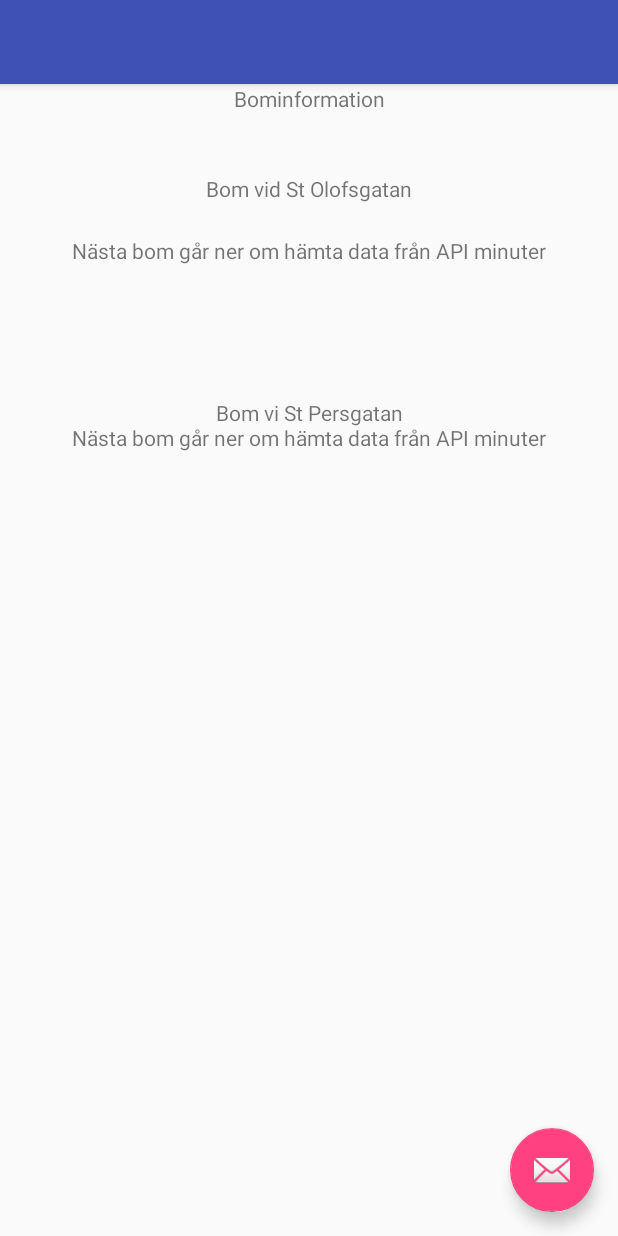
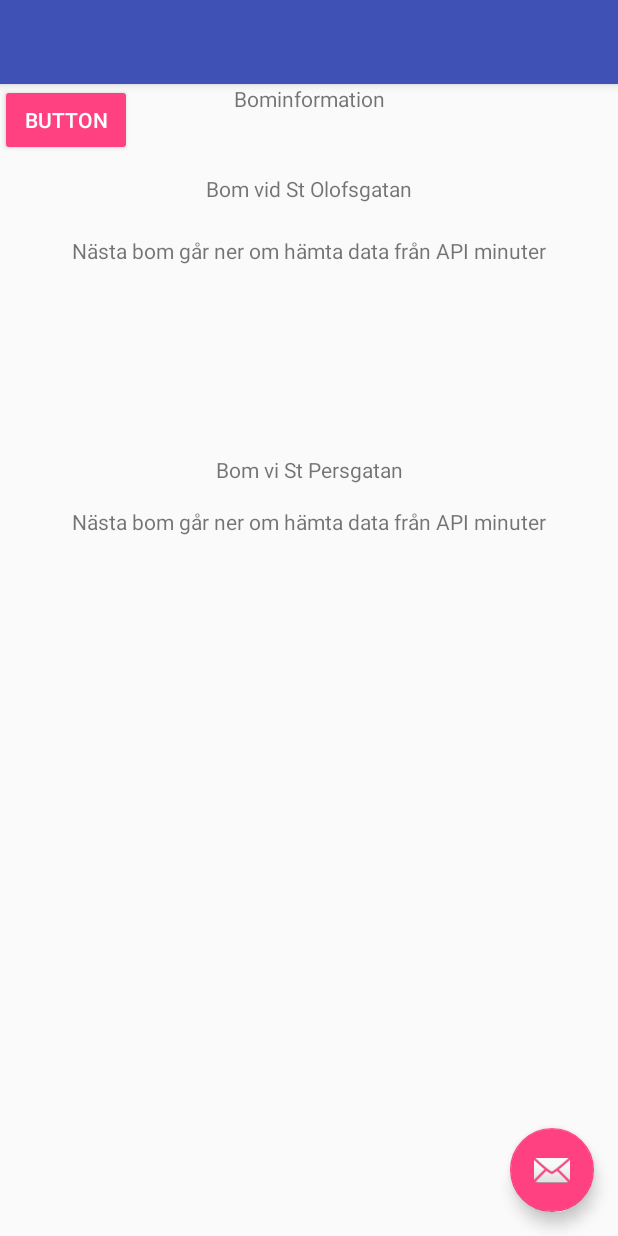
Before and after one commit to Amlambda/trainhack, an Android app: the screen it shows after launch (MainActivity), on a phone screen of 412 x 824 dp. Run offline under Robolectric (Android 15) with nearby library versions, the phone set to English and light mode, and no system bars.

Commit message:
Lule-test

```diff
--- a/Trainhack2017/app/src/main/res/layout/content_main.xml
+++ b/Trainhack2017/app/src/main/res/layout/content_main.xml
@@ -53,7 +53,7 @@
         android:id="@+id/text_view_bom_SP"
         android:layout_width="wrap_content"
         android:layout_height="wrap_content"
-        android:layout_marginTop="209dp"
+        android:layout_marginTop="247dp"
         android:text="@string/string_bom_SP"
         app:layout_constraintLeft_toLeftOf="parent"
         app:layout_constraintRight_toRightOf="parent"
@@ -64,18 +64,26 @@
         />
 
 
-
     <TextView
         android:id="@+id/text_view_info_bomSP"
         android:layout_width="wrap_content"
         android:layout_height="wrap_content"
-        android:layout_marginTop="226dp"
-        android:text="hihihi"
+        android:layout_marginTop="282dp"
+        android:text="Här finns indisk mat!"
         app:layout_constraintLeft_toLeftOf="parent"
         app:layout_constraintRight_toRightOf="parent"
         app:layout_constraintTop_toTopOf="parent"
         tools:layout_constraintLeft_creator="1"
         tools:layout_constraintRight_creator="1"
-        tools:layout_constraintTop_creator="1"/>
+        tools:layout_constraintTop_creator="1" />
+
+    <Button
+        android:id="@+id/add_button"
+        style="@style/Widget.AppCompat.Button.Colored"
+        android:layout_width="wrap_content"
+        android:layout_height="wrap_content"
+        android:text="Button"
+        tools:layout_editor_absoluteX="148dp"
+        tools:layout_editor_absoluteY="403dp" />
 
 </android.support.constraint.ConstraintLayout>
```
